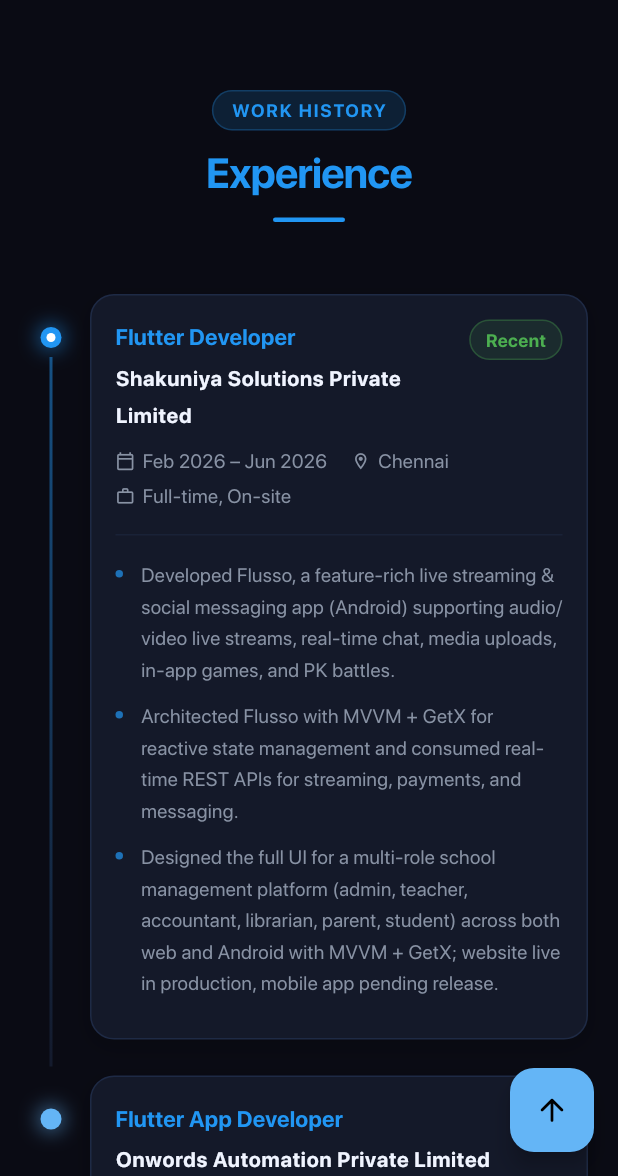
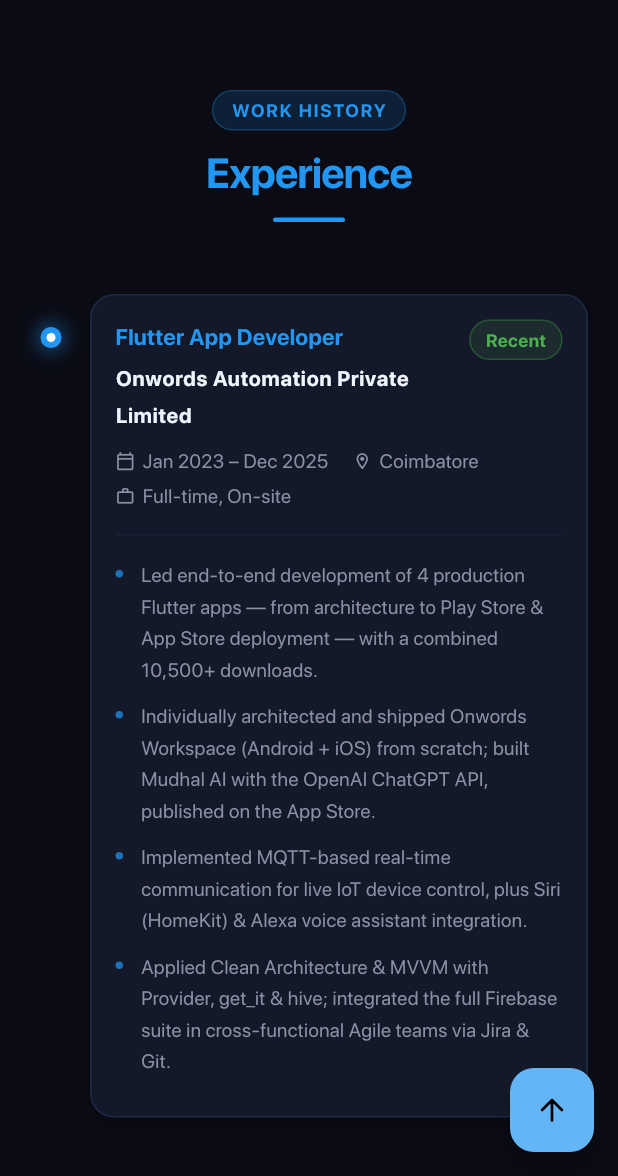
Before and after one commit to Deva-97/dev_portfolio, a Flutter app: the screen it shows after launch, scrolled down 2304 dp, on a phone screen of 412 x 824 dp, the part 60-1236 px from its top. Run offline on Flutter 3.47's test engine with Material 3 defaults, Android fonts, the phone set to English and light mode, and no system bars; our stand-ins replace flutter_svg; missing offline and left inert: dart:html.

Commit message:
edited the experience and projects

```diff
--- a/lib/data/data_sources/experience_data.dart
+++ b/lib/data/data_sources/experience_data.dart
@@ -1,18 +1,6 @@
 import '../models/experience.dart';
 
 final List<Experience> experienceList = [
-  Experience(
-    company: "Shakuniya Solutions Private Limited",
-    role: "Flutter Developer",
-    duration: "Feb 2026 – Jun 2026",
-    location: "Chennai",
-    type: "Full-time, On-site",
-    highlights: [
-      "Developed Flusso, a feature-rich live streaming & social messaging app (Android) supporting audio/video live streams, real-time chat, media uploads, in-app games, and PK battles.",
-      "Architected Flusso with MVVM + GetX for reactive state management and consumed real-time REST APIs for streaming, payments, and messaging.",
-      "Designed the full UI for a multi-role school management platform (admin, teacher, accountant, librarian, parent, student) across both web and Android with MVVM + GetX; website live in production, mobile app pending release.",
-    ],
-  ),
   Experience(
     company: "Onwords Automation Private Limited",
     role: "Flutter App Developer",
--- a/lib/data/data_sources/project_data.dart
+++ b/lib/data/data_sources/project_data.dart
@@ -1,23 +1,6 @@
 import '../models/project.dart';
 
 final List<Project> projectList = [
-  Project(
-    title: "Flusso",
-    description:
-        "A feature-rich live streaming & social messaging app supporting audio/video live streams, real-time chat, media uploads, in-app games, and PK battles with real-time scoring.",
-    tech: ["Flutter", "Dart", "GetX", "MVVM", "LiveKit SDK", "REST APIs", "Real-time Chat", "Android"],
-    image: "assets/images/ic_logo.jpeg",
-    playStore: "https://play.google.com/store/apps/details?id=com.chasinghazel.flusso&hl=en_IN",
-    category: "Live Streaming",
-  ),
-  Project(
-    title: "School Management Platform",
-    description:
-        "Complete UI for a multi-role school management system with dedicated dashboards for admin, teacher, accountant, librarian, parent, and student. Responsive layouts for web and Android from a shared Flutter codebase.",
-    tech: ["Flutter", "Dart", "GetX", "MVVM", "REST APIs", "Web", "Android", "Responsive UI"],
-    image: "assets/images/mighty_school.png",
-    category: "EdTech",
-  ),
   Project(
     title: "Onwords Smart Things",
     description:
--- a/lib/presentation/screens/home_screen.dart
+++ b/lib/presentation/screens/home_screen.dart
@@ -339,7 +339,6 @@
           'Firebase (Firestore, Auth, FCM, Crashlytics, Storage, Remote Config)',
           'REST APIs',
           'MQTT',
-          'LiveKit SDK',
           'Hive (Local Storage)',
           'OpenAI ChatGPT API',
           'Text-to-Speech',
@@ -355,8 +354,6 @@
           'Home Screen Widgets',
           'Siri (HomeKit)',
           'Alexa',
-          'In-app Payments',
-          'Media Uploads',
         ],
       },
       {
--- a/lib/presentation/widgets/about_section.dart
+++ b/lib/presentation/widgets/about_section.dart
@@ -175,8 +175,8 @@
         mainAxisSize: MainAxisSize.min,
         children: [
           Text(
-            "I'm a Flutter Developer with 3+ years of hands-on experience building cross-platform mobile applications shipped to the Play Store and App Store. I've led end-to-end development across smart home automation, live streaming, enterprise management, and AI-powered apps — with a combined 10,500+ downloads.\n\n"
-            "My approach is grounded in clean, scalable architecture — Clean Architecture, MVVM, and well-chosen state management (GetX, Provider, BLoC). I've integrated real-time systems using MQTT and LiveKit, full Firebase suites, OpenAI APIs, and voice assistants including Siri (HomeKit) and Alexa.\n\n"
+            "I'm a Flutter Developer with 3+ years of hands-on experience building cross-platform mobile applications shipped to the Play Store and App Store. I've led end-to-end development across smart home automation, enterprise management, and AI-powered apps — with a combined 10,500+ downloads.\n\n"
+            "My approach is grounded in clean, scalable architecture — Clean Architecture, MVVM, and well-chosen state management (GetX, Provider, BLoC). I've integrated real-time systems using MQTT, full Firebase suites, OpenAI APIs, and voice assistants including Siri (HomeKit) and Alexa.\n\n"
             "I thrive in cross-functional Agile teams and take pride in writing maintainable Dart code that performs well in real-world production environments.",
             style: Theme.of(context).textTheme.bodyLarge?.copyWith(
                   color: Theme.of(context).hintColor,
@@ -205,9 +205,9 @@
         'icon': Icons.download_outlined,
       },
       {
-        'value': '6',
+        'value': '4',
         'label': 'Production Apps',
-        'sub': 'Android · iOS · Web · Tablet',
+        'sub': 'Android · iOS · Tablet',
         'icon': Icons.rocket_launch_outlined,
       },
     ];
--- a/lib/presentation/widgets/hero_section.dart
+++ b/lib/presentation/widgets/hero_section.dart
@@ -389,7 +389,7 @@
                 left: -24,
                 child: _FloatingChip(
                   icon: Icons.apps_rounded,
-                  label: '6 Apps',
+                  label: '4 Apps',
                   sublabel: 'Production',
                 ),
               ),
--- a/pubspec.yaml
+++ b/pubspec.yaml
@@ -42,8 +42,6 @@
     - assets/images/mqtt.svg
     - assets/images/devices.png
     - assets/images/app_deployment.png
-    - assets/images/ic_logo.jpeg
-    - assets/images/mighty_school.png
 
   fonts:
     - family: SFProDisplay
```
Also changed, not shown: 2 other files.
